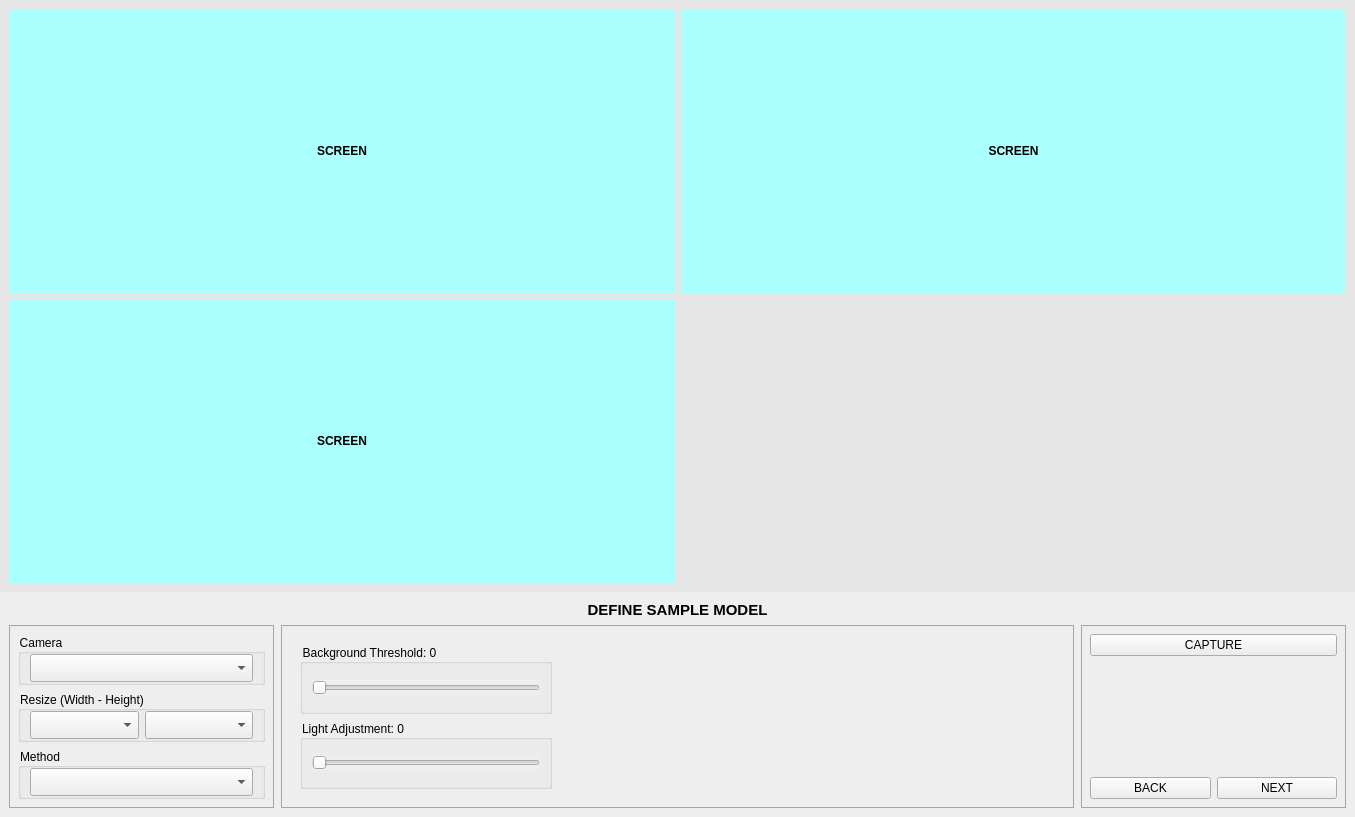
Above: views/detection_config_screen.ui from Shockmstr/FQCS_DesktopApp before the change. Below: the same form after it.
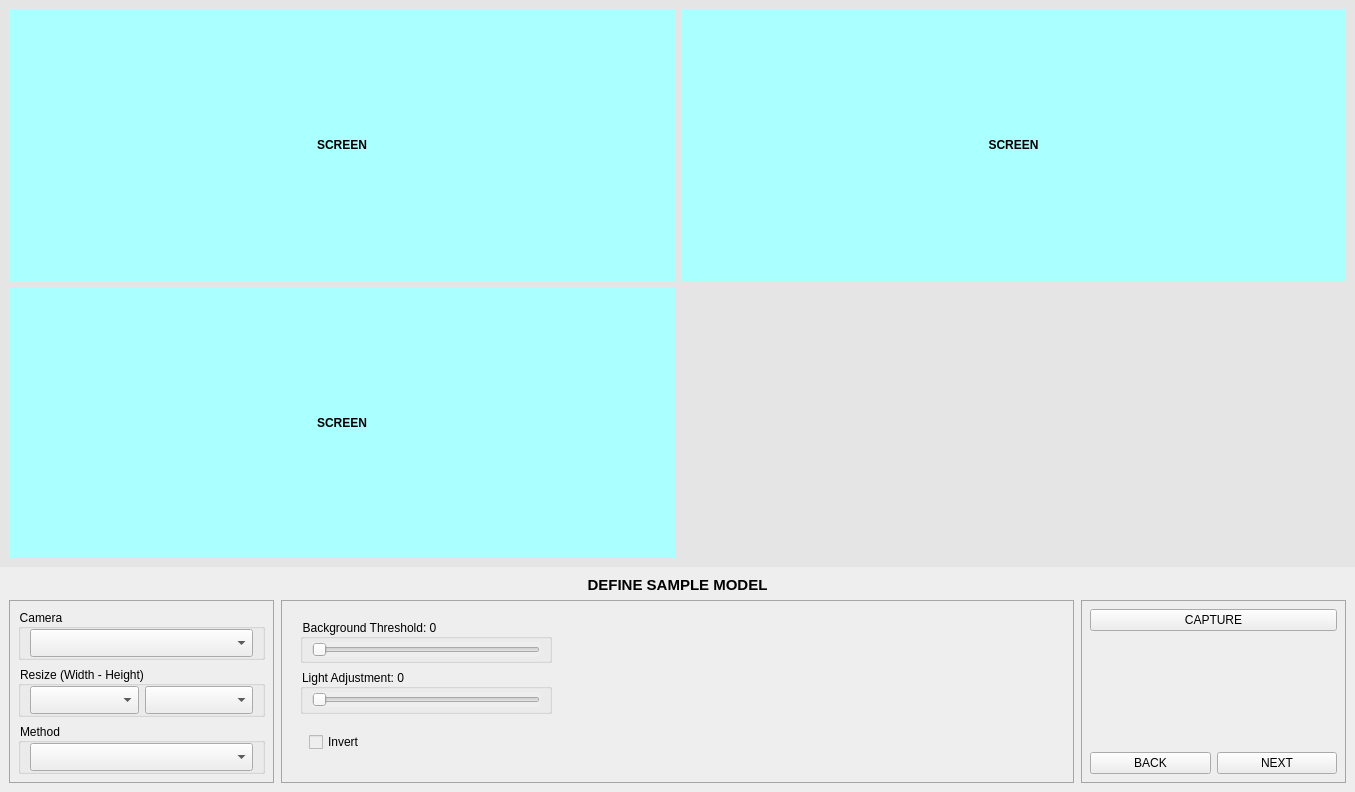
That is the form after the change. The open tabs and pages were chosen to show the change.

Commit message: #1. invert and enable button

Diff of the .ui file:
```diff
--- a/views/detection_config_screen.ui
+++ b/views/detection_config_screen.ui
@@ -7,7 +7,7 @@
     <x>0</x>
     <y>0</y>
     <width>1355</width>
-    <height>817</height>
+    <height>792</height>
    </rect>
   </property>
   <property name="windowTitle">
@@ -598,6 +598,19 @@
                   </property>
                  </spacer>
                 </item>
+                <item row="2" column="0">
+                 <widget class="QWidget" name="grpChkInvertThresh" native="true">
+                  <layout class="QVBoxLayout" name="verticalLayout_3">
+                   <item>
+                    <widget class="QCheckBox" name="chkInvertThresh">
+                     <property name="text">
+                      <string>Invert</string>
+                     </property>
+                    </widget>
+                   </item>
+                  </layout>
+                 </widget>
+                </item>
                </layout>
               </widget>
              </item>
```
Left out of the diff: 15 changed lines with no effect on the pictures. The commit also changes 6 other files.
